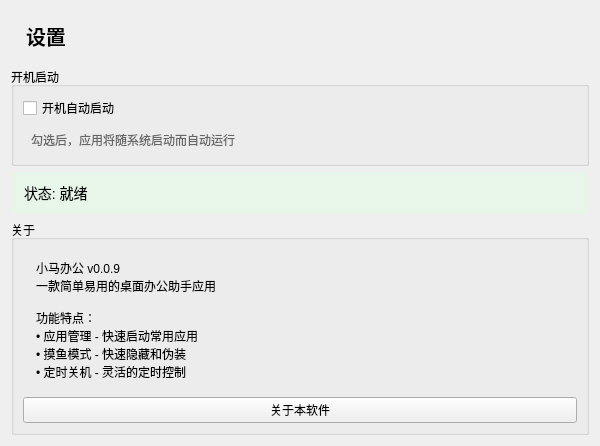
Before: the Qt Designer form modules/ui/settingswidget.ui in jiasu1017-beep/Test, drawn with Qt 5.
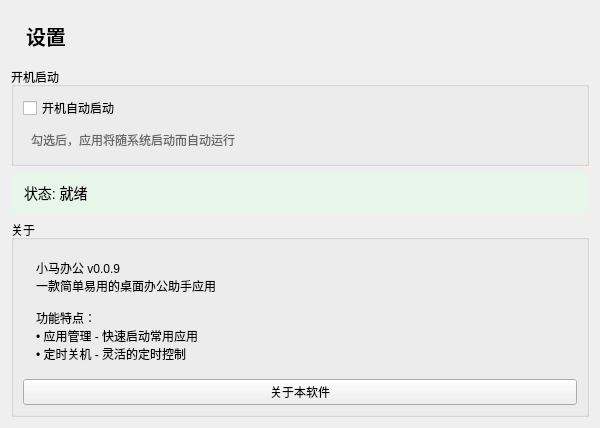
After: the same form once the commit is applied.

Commit message:
refactor: 移除摸鱼模式和推荐应用模块
移除与摸鱼模式相关的所有代码文件及UI资源
删除推荐应用模块及其相关实现文件
更新项目文件、架构文档和README以反映模块变更

Patch:
```diff
--- a/modules/ui/settingswidget.ui
+++ b/modules/ui/settingswidget.ui
@@ -87,7 +87,6 @@
 
 功能特点：
 • 应用管理 - 快速启动常用应用
-• 摸鱼模式 - 快速隐藏和伪装
 • 定时关机 - 灵活的定时控制</string>
         </property>
         <property name="wordWrap">
```
The commit also changes 12 other files.
